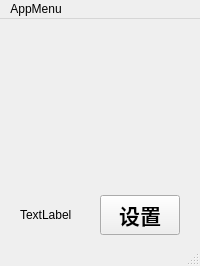
Above: src/ui/mainwindow.ui from CopyPlusPlus/CopyPlusPlus-Qt before the change. Below: the same form after it.
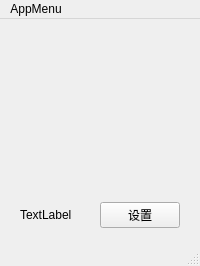
That is the form after the change. Custom widgets are drawn as their Qt base class.

Diff of the .ui file:
```diff
--- a/src/ui/mainwindow.ui
+++ b/src/ui/mainwindow.ui
@@ -102,12 +102,6 @@
        </item>
        <item>
         <widget class="QtMaterialFlatButton" name="pushButton">
-         <property name="font">
-          <font>
-           <pointsize>16</pointsize>
-           <bold>true</bold>
-          </font>
-         </property>
          <property name="text">
           <string>设置</string>
          </property>
```
Left out of the diff: 2 changed lines with no effect on the pictures.
